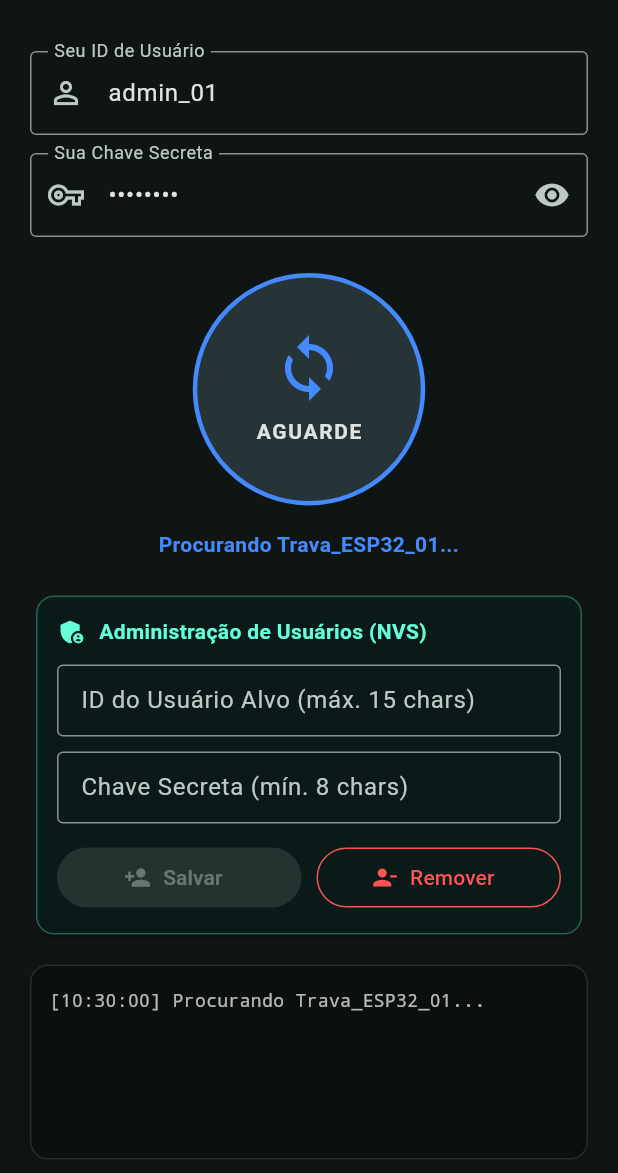
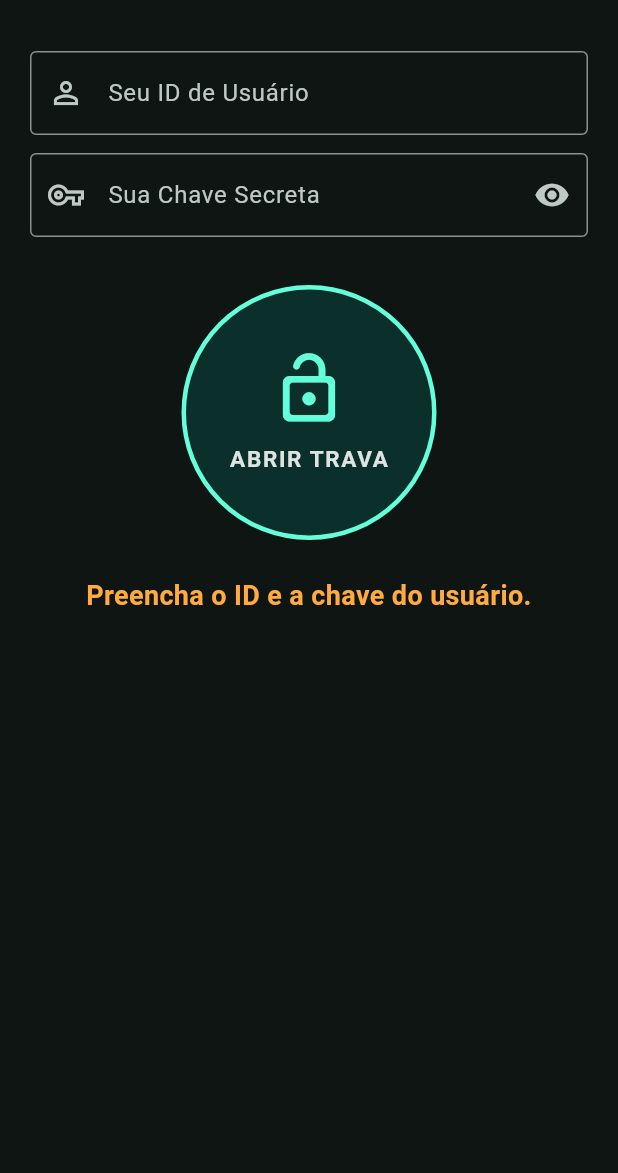
Before and after one commit to juvenal2022/sala_maker_1, a Flutter app: the screen it shows after launch, after a tap on "ABRIR TRAVA", on a phone screen of 412 x 824 dp, the part 63-1236 px from its top. Run offline on Flutter 3.47's test engine with Material 3 defaults, Android fonts, the phone set to English and light mode, and no system bars; our stand-ins replace flutter_blue_plus, permission_handler.

Commit message:
Atualização para o PI

```diff
--- a/lib/main.dart
+++ b/lib/main.dart
@@ -43,21 +43,19 @@ class _LockControlPageState extends State<LockControlPage> {
   static const String serviceUuid = "4fafc201-1fb5-459e-8fcc-c5c9c331914b";
   static const String charTxUuid = "beb5483e-36e1-4688-b7f5-ea07361b26a7";
   static const String charRxUuid = "beb5483e-36e1-4688-b7f5-ea07361b26a8";
+  static const String charStatusUuid = "beb5483e-36e1-4688-b7f5-ea07361b26a9";
 
-  final TextEditingController _userIdController =
-      TextEditingController(text: "admin_01");
-  final TextEditingController _secretController =
-      TextEditingController(text: "12345678");
+  final TextEditingController _userIdController = TextEditingController();
+  final TextEditingController _secretController = TextEditingController();
 
-  // Controladores do painel administrativo
   final TextEditingController _targetUserController = TextEditingController();
   final TextEditingController _targetSecretController = TextEditingController();
 
   bool _isBusy = false;
   bool _obscureSecret = true;
+  bool _obscureTargetSecret = true;
   String _statusMessage = "Pronto para destrancar";
   Color _statusColor = Colors.grey;
-  final List<String> _logs = [];
 
   bool get _isAdmin => _userIdController.text.trim() == "admin_01";
 
@@ -76,15 +74,11 @@ class _LockControlPageState extends State<LockControlPage> {
     super.dispose();
   }
 
-  void _addLog(String text, {Color? color}) {
+  void _setStatus(String text, Color color) {
     if (!mounted) return;
     setState(() {
-      final now = DateTime.now();
-      final time =
-          "${now.hour.toString().padLeft(2, '0')}:${now.minute.toString().padLeft(2, '0')}:${now.second.toString().padLeft(2, '0')}";
-      _logs.insert(0, "[$time] $text");
       _statusMessage = text;
-      if (color != null) _statusColor = color;
+      _statusColor = color;
     });
   }
 
@@ -99,39 +93,41 @@ class _LockControlPageState extends State<LockControlPage> {
       final statuses = await [
         Permission.bluetoothScan,
         Permission.bluetoothConnect,
-        Permission.locationWhenInUse,
       ].request();
 
-      final scanOk = statuses[Permission.bluetoothScan]?.isGranted ?? false;
-      final connectOk = statuses[Permission.bluetoothConnect]?.isGranted ?? false;
+      final scanStatus = statuses[Permission.bluetoothScan];
+      final connectStatus = statuses[Permission.bluetoothConnect];
 
-      if (!scanOk || !connectOk) {
-        _addLog("Permissões Bluetooth negadas.", color: Colors.redAccent);
+      if (scanStatus == PermissionStatus.permanentlyDenied ||
+          connectStatus == PermissionStatus.permanentlyDenied) {
+        _setStatus("Permissão bloqueada nas configurações.", Colors.orangeAccent);
+        await openAppSettings();
+        return false;
+      }
+
+      if (!(scanStatus?.isGranted ?? false) ||
+          !(connectStatus?.isGranted ?? false)) {
+        _setStatus("Permissões Bluetooth negadas.", Colors.redAccent);
         return false;
       }
     }
     return true;
   }
 
-  /// Executa qualquer transação BLE autenticada (abertura ou comando admin)
   Future<void> _executeBleTransaction({
+    required String userId,
+    required String secret,
     required String Function(String nonce) buildPayload,
-    required String successFeedback,
   }) async {
     if (_isBusy) return;
 
-    final userId = _userIdController.text.trim();
-    final secret = _secretController.text.trim();
-
     if (userId.isEmpty || secret.isEmpty) {
-      _addLog("Preencha o ID e a chave do usuário.", color: Colors.orangeAccent);
+      _setStatus("Preencha o ID e a chave do usuário.", Colors.orangeAccent);
       return;
     }
 
-    setState(() {
-      _isBusy = true;
-      _logs.clear();
-    });
+    setState(() => _isBusy = true);
+    _setStatus("Conectando...", Colors.blueAccent);
 
     BluetoothDevice? targetDevice;
     StreamSubscription<List<ScanResult>>? scanSub;
@@ -141,11 +137,9 @@ class _LockControlPageState extends State<LockControlPage> {
 
       final adapterState = await FlutterBluePlus.adapterState.first;
       if (adapterState != BluetoothAdapterState.on) {
-        _addLog("Ligue o Bluetooth do celular.", color: Colors.orangeAccent);
+        _setStatus("Ligue o Bluetooth do celular.", Colors.orangeAccent);
         return;
       }
-
-      _addLog("Procurando $targetDeviceName...", color: Colors.blueAccent);
 
       final completer = Completer<BluetoothDevice>();
       scanSub = FlutterBluePlus.scanResults.listen((results) {
@@ -170,10 +164,10 @@ class _LockControlPageState extends State<LockControlPage> {
       await FlutterBluePlus.stopScan();
       await scanSub.cancel();
 
-      _addLog("Conectando ao ESP32...", color: Colors.blueAccent);
       await targetDevice.connect(
         timeout: const Duration(seconds: 6),
-        autoConnect: false, license: License.free,
+        autoConnect: false,
+        license: License.free,
       );
 
       if (Platform.isAndroid) {
@@ -184,6 +178,7 @@ class _LockControlPageState extends State<LockControlPage> {
       final services = await targetDevice.discoverServices();
       BluetoothCharacteristic? txChar;
       BluetoothCharacteristic? rxChar;
+      BluetoothCharacteristic? statusChar;
 
       for (final s in services) {
         if (s.uuid.str.toLowerCase() == serviceUuid.toLowerCase()) {
@@ -191,45 +186,96 @@ class _LockControlPageState extends State<LockControlPage> {
             final uuid = c.uuid.str.toLowerCase();
             if (uuid == charTxUuid.toLowerCase()) txChar = c;
             if (uuid == charRxUuid.toLowerCase()) rxChar = c;
+            if (uuid == charStatusUuid.toLowerCase()) statusChar = c;
           }
         }
       }
 
-      if (txChar == null || rxChar == null) {
+      if (txChar == null || rxChar == null || statusChar == null) {
         throw Exception("Serviço BLE da trava não encontrado.");
       }
 
-      // Lê o Nonce gerado sob demanda no onRead do ESP32
-      _addLog("Obtendo desafio...", color: Colors.blueAccent);
+      // 1. Lê o Nonce gerado sob demanda no onRead do ESP32
       final nonceBytes = await txChar.read();
       final nonce = utf8.decode(nonceBytes).trim();
 
       if (nonce.length != 32) {
-        throw Exception("Nonce inválido (${nonce.length} bytes).");
+        throw Exception("Falha ao obter desafio do dispositivo.");
       }
 
+      // Prepara o ouvinte de status ANTES de enviar o comando
+      final statusCompleter = Completer<String>();
+      final statusSub = statusChar.onValueReceived.listen((bytes) {
+        if (bytes.isNotEmpty && !statusCompleter.isCompleted) {
+          final val = utf8.decode(bytes).trim();
+          if (val != "IDLE" && val != "PENDING") {
+            statusCompleter.complete(val);
+          }
+        }
+      });
+
+      await statusChar.setNotifyValue(true);
+
+      // 2. Envia o payload assinado (abertura ou comando admin)
       final outboundPayload = buildPayload(nonce);
-      _addLog("Enviando pacote (${outboundPayload.length}B)...",
-          color: Colors.blueAccent);
-
       await rxChar.write(
         utf8.encode(outboundPayload),
         withoutResponse: false,
       );
 
-      _addLog(successFeedback, color: Colors.greenAccent);
+      // 3. Aguarda a resposta real empurrada pelo ESP32 via NOTIFY
+      String resultCode;
+      try {
+        resultCode = await statusCompleter.future.timeout(
+          const Duration(seconds: 2),
+        );
+      } catch (_) {
+        final fallbackBytes = await statusChar.read();
+        resultCode = utf8.decode(fallbackBytes).trim();
+      } finally {
+        await statusSub.cancel();
+      }
+
+      // 3. Lê o resultado processado pelo ESP32
+      await Future.delayed(const Duration(milliseconds: 50));
+
+      switch (resultCode) {
+        case "UNLOCK_OK":
+          _setStatus("Trava Aberta", Colors.greenAccent);
+          break;
+        case "ADD_OK":
+          _setStatus("Usuário Cadastrado", Colors.greenAccent);
+          _targetUserController.clear();
+          _targetSecretController.clear();
+          break;
+        case "DEL_OK":
+          _setStatus("Usuário Deletado", Colors.greenAccent);
+          _targetUserController.clear();
+          _targetSecretController.clear();
+          break;
+        case "ADD_ERR":
+          _setStatus("Erro ao cadastrar usuário", Colors.redAccent);
+          break;
+        case "DEL_ERR":
+          _setStatus("Usuário não encontrado", Colors.orangeAccent);
+          break;
+        case "UNAUTHORIZED":
+        default:
+          _setStatus("Usuário não autorizado", Colors.redAccent);
+          break;
+      }
     } on TimeoutException catch (e) {
-      _addLog(e.message ?? "Tempo esgotado.", color: Colors.orangeAccent);
+      _setStatus(e.message ?? "Tempo esgotado.", Colors.orangeAccent);
     } catch (e) {
-      _addLog(
-        "Erro: ${e.toString().replaceFirst('Exception: ', '')}",
-        color: Colors.redAccent,
+      _setStatus(
+        e.toString().replaceFirst('Exception: ', ''),
+        Colors.redAccent,
       );
     } finally {
       await FlutterBluePlus.stopScan();
       await scanSub?.cancel();
       if (targetDevice != null) {
-        await Future.delayed(const Duration(milliseconds: 300));
+        await Future.delayed(const Duration(milliseconds: 250));
         await targetDevice.disconnect();
       }
       if (mounted) setState(() => _isBusy = false);
@@ -240,12 +286,18 @@ class _LockControlPageState extends State<LockControlPage> {
     final userId = _userIdController.text.trim();
     final secret = _secretController.text.trim();
 
+    // Limpa os campos imediatamente ao clicar em ABRIR TRAVA
+    _userIdController.clear();
+    _secretController.clear();
+    FocusScope.of(context).unfocus();
+
     _executeBleTransaction(
+      userId: userId,
+      secret: secret,
       buildPayload: (nonce) {
         final hmac = _computeHmac(secret, "$userId:$nonce");
         return "$userId:$hmac";
       },
-      successFeedback: "Solicitação de abertura enviada por [$userId]!",
     );
   }
 
@@ -256,23 +308,28 @@ class _LockControlPageState extends State<LockControlPage> {
     final targetKey = _targetSecretController.text.trim();
 
     if (targetId.isEmpty || targetId.length > 15 || targetId.contains(':')) {
-      _addLog("ID do novo usuário inválido (1-15 chars, sem ':').",
-          color: Colors.orangeAccent);
+      _setStatus("ID inválido (1-15 chars, sem ':').", Colors.orangeAccent);
       return;
     }
     if (targetKey.length < 8 || targetKey.contains(':')) {
-      _addLog("Chave inválida (mín. 8 chars, sem ':').",
-          color: Colors.orangeAccent);
+      _setStatus("Chave inválida (mín. 8 chars, sem ':').", Colors.orangeAccent);
       return;
     }
 
+    _userIdController.clear();
+    _secretController.clear();
+    _targetUserController.clear();
+    _targetSecretController.clear();
+    FocusScope.of(context).unfocus();
+
     _executeBleTransaction(
+      userId: adminId,
+      secret: adminSecret,
       buildPayload: (nonce) {
         final hmac =
             _computeHmac(adminSecret, "$adminId:ADD:$targetId:$targetKey:$nonce");
         return "$adminId:ADD:$targetId:$targetKey:$hmac";
       },
-      successFeedback: "Comando ADD enviado para [$targetId]!",
     );
   }
 
@@ -282,17 +339,23 @@ class _LockControlPageState extends State<LockControlPage> {
     final targetId = _targetUserController.text.trim();
 
     if (targetId.isEmpty || targetId == "admin_01") {
-      _addLog("Informe um usuário válido (diferente de admin_01).",
-          color: Colors.orangeAccent);
+      _setStatus("Informe um usuário válido para deletar.", Colors.orangeAccent);
       return;
     }
 
+    _userIdController.clear();
+    _secretController.clear();
+    _targetUserController.clear();
+    _targetSecretController.clear();
+    FocusScope.of(context).unfocus();
+
     _executeBleTransaction(
+      userId: adminId,
+      secret: adminSecret,
       buildPayload: (nonce) {
         final hmac = _computeHmac(adminSecret, "$adminId:DEL:$targetId:$nonce");
         return "$adminId:DEL:$targetId:$hmac";
       },
-      successFeedback: "Comando DEL enviado para [$targetId]!",
     );
   }
 
@@ -338,13 +401,13 @@ class _LockControlPageState extends State<LockControlPage> {
                 ),
               ),
             ),
-            const SizedBox(height: 24),
+            const SizedBox(height: 32),
             GestureDetector(
               onTap: _isBusy ? null : _unlockDoor,
               child: AnimatedContainer(
                 duration: const Duration(milliseconds: 250),
-                width: 155,
-                height: 155,
+                width: 170,
+                height: 170,
                 decoration: BoxDecoration(
                   shape: BoxShape.circle,
                   color: _isBusy
@@ -360,15 +423,15 @@ class _LockControlPageState extends State<LockControlPage> {
                   children: [
                     Icon(
                       _isBusy ? Icons.sync : Icons.lock_open_rounded,
-                      size: 48,
+                      size: 52,
                       color: _isBusy ? Colors.blueAccent : Colors.tealAccent,
                     ),
-                    const SizedBox(height: 8),
+                    const SizedBox(height: 10),
                     Text(
                       _isBusy ? "AGUARDE" : "ABRIR TRAVA",
                       style: const TextStyle(
                         fontWeight: FontWeight.bold,
-                        fontSize: 14,
+                        fontSize: 15,
                         letterSpacing: 1.1,
                       ),
                     ),
@@ -376,20 +439,19 @@ class _LockControlPageState extends State<LockControlPage> {
                 ),
               ),
             ),
-            const SizedBox(height: 16),
+            const SizedBox(height: 24),
             Text(
               _statusMessage,
               textAlign: TextAlign.center,
               style: TextStyle(
                 color: _statusColor,
-                fontSize: 14,
-                fontWeight: FontWeight.w600,
+                fontSize: 18,
+                fontWeight: FontWeight.bold,
               ),
             ),
 
-            // Painel exclusivo quando logado como admin_01
             if (_isAdmin) ...[
-              const SizedBox(height: 20),
+              const SizedBox(height: 28),
               Card(
                 color: Colors.teal.withOpacity(0.08),
                 shape: RoundedRectangleBorder(
@@ -430,6 +492,7 @@ class _LockControlPageState extends State<LockControlPage> {
                       const SizedBox(height: 10),
                       TextField(
                         controller: _targetSecretController,
+                        obscureText: _obscureTargetSecret,
                         autocorrect: false,
                         enableSuggestions: false,
                         textCapitalization: TextCapitalization.none,
@@ -475,32 +538,6 @@ class _LockControlPageState extends State<LockControlPage> {
                 ),
               ),
             ],
-
-            const SizedBox(height: 16),
-            Container(
-              height: 130,
-              width: double.infinity,
-              padding: const EdgeInsets.all(12),
-              decoration: BoxDecoration(
-                color: Colors.black26,
-                borderRadius: BorderRadius.circular(12),
-                border: Border.all(color: Colors.white12),
-              ),
-              child: ListView.builder(
-                itemCount: _logs.length,
-                itemBuilder: (context, index) => Padding(
-                  padding: const EdgeInsets.symmetric(vertical: 2),
-                  child: Text(
-                    _logs[index],
-                    style: const TextStyle(
-                      fontFamily: 'monospace',
-                      fontSize: 12,
-                      color: Colors.white70,
-                    ),
-                  ),
-                ),
-              ),
-            ),
           ],
         ),
       ),
```
